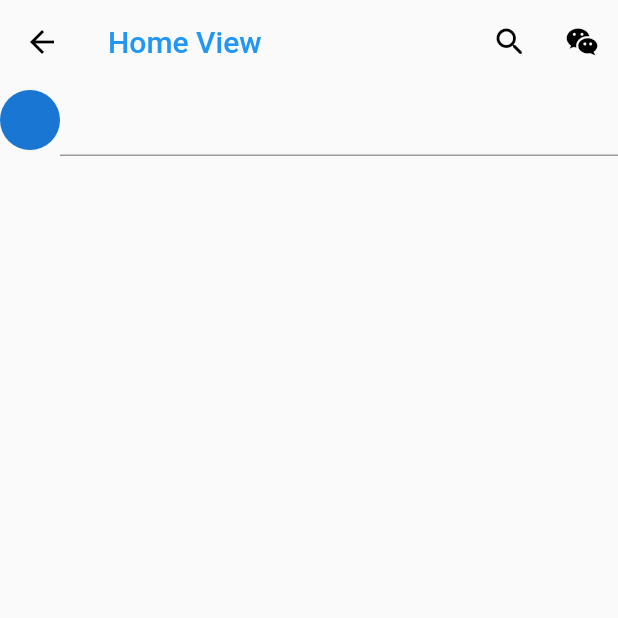
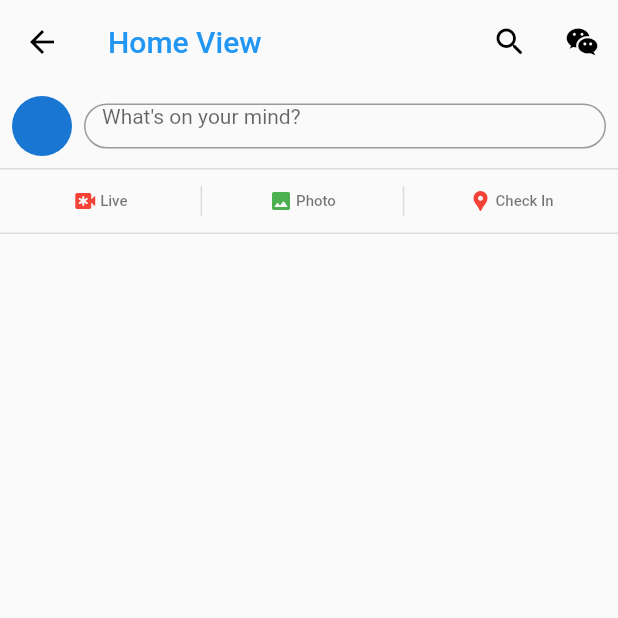
Before and after one commit to aminnaeem/biometric_app, a Flutter app: the HomeView screen opened directly, on a phone screen of 412 x 824 dp, the top half of it. Run offline on Flutter 3.47's test engine with Material 2 defaults, Android fonts, the phone set to English and light mode, and no system bars; our stand-ins replace animated_splash_screen, firebase_core, local_auth; accounts and stored records are empty.

Commit message:
Initiating FireBase

```diff
--- a/lib/home/home_view.dart
+++ b/lib/home/home_view.dart
@@ -1,7 +1,9 @@
 import 'package:flutter/material.dart';
 
 class HomeView extends StatelessWidget {
-  const HomeView({super.key});
+  HomeView({super.key});
+
+  TextEditingController postController = TextEditingController();
 
   @override
   Widget build(BuildContext context) {
@@ -35,13 +37,131 @@ class HomeView extends StatelessWidget {
         children: [
           Row(
             children: [
-              CircleAvatar(
-                radius: 20,
+              const Padding(
+                padding: EdgeInsets.all(8.0),
+                child: CircleAvatar(
+                  radius: 20,
+                ),
               ),
               Expanded(
-                child: TextField()
+                child: SizedBox(
+                  height: 30,
+                  child: Padding(
+                    padding: const EdgeInsets.only(right: 8),
+                    child: TextField(
+                      controller: postController,
+                      decoration: const InputDecoration(
+                        hintText: "What's on your mind?",
+                        border: OutlineInputBorder(
+                          borderRadius: BorderRadius.all(Radius.circular(30))
+                        )
+                      ),
+                      textAlignVertical: TextAlignVertical.center,
+                      textCapitalization: TextCapitalization.sentences,
+                      style: TextStyle(
+                        fontSize: 14
+                      ),
+                    ),
+                  ),
+                )
               )
             ],
+          ),
+          Container(
+            height: 44,
+            decoration: const BoxDecoration(
+              border: Border.symmetric(
+                horizontal  : BorderSide(
+                  color: Colors.black12,
+                  width: 1
+                )
+              )
+            ),
+            child: Row(
+              mainAxisAlignment: MainAxisAlignment.spaceEvenly,
+              children: [
+                TextButton(
+                  onPressed: () {},
+                  child: const Row(
+                    children: [
+                      Padding(
+                        padding: EdgeInsets.only(right: 2),
+                        child: Icon(
+                          Icons.emergency_recording_rounded,
+                          size: 16,
+                          color: Colors.red,
+                        ),
+                      ),
+                      Text(
+                        'Live',
+                        style: TextStyle(
+                          color: Colors.black54,
+                          fontSize: 10
+                        ),
+                      )
+                    ],
+                  )
+                ),
+                Container(
+                  height: 20,
+                  width: 1,
+                  decoration: BoxDecoration(
+                    color: Colors.black12
+                  ),
+                ),
+                TextButton(
+                  onPressed: () {},
+                  child: const Row(
+                    children: [
+                      Padding(
+                        padding: EdgeInsets.only(right: 2),
+                        child: Icon(
+                          Icons.image_rounded,
+                          size: 16,
+                          color: Colors.green,
+                        ),
+                      ),
+                      Text(
+                        'Photo',
+                        style: TextStyle(
+                          color: Colors.black54,
+                          fontSize: 10
+                        ),
+                      )
+                    ],
+                  )
+                ),
+                Container(
+                  height: 20,
+                  width: 1,
+                  decoration: BoxDecoration(
+                    color: Colors.black12
+                  ),
+                ),
+                TextButton(
+                  onPressed: () {},
+                  child: const Row(
+                    children: [
+                      Padding(
+                        padding: EdgeInsets.only(right: 2),
+                        child: Icon(
+                          Icons.location_pin,
+                          size: 16,
+                          color: Colors.red,
+                        ),
+                      ),
+                      Text(
+                        'Check In',
+                        style: TextStyle(
+                          color: Colors.black54,
+                          fontSize: 10
+                        ),
+                      )
+                    ],
+                  )
+                )
+              ],
+            ),
           )
         ],
       ),
--- a/lib/login/login_screen.dart
+++ b/lib/login/login_screen.dart
@@ -101,8 +101,13 @@ class _LoginScreenState extends State<LoginScreen> {
           biometricOnly: true
         ),
       );
-      SnackBar(content: Text("Authenticated: $authenticated"));
-      Navigator.push(context as BuildContext, MaterialPageRoute(builder: (context) => HomeView()));
+      if (authenticated) {
+        Navigator.push(context as BuildContext, MaterialPageRoute(builder: (context) => HomeView()));
+        ScaffoldMessenger.of(context).showSnackBar(SnackBar(content: Center(child: Text("Login Successful"))));
+      }
+      else {
+
+      }
     } on PlatformException catch (e) {
       print(e);
     }
--- a/lib/main.dart
+++ b/lib/main.dart
@@ -1,10 +1,15 @@
 import 'package:animated_splash_screen/animated_splash_screen.dart';
-import 'package:biometric_app/home/home_view.dart';
 import 'package:biometric_app/login/login_view.dart';
 import 'package:biometric_app/splash/splash_screen.dart';
 import 'package:flutter/material.dart';
+import 'package:firebase_core/firebase_core.dart';
+import 'firebase_options.dart';
 
-void main() {
+void main() async {
+  WidgetsFlutterBinding.ensureInitialized();
+  await Firebase.initializeApp(
+    options: DefaultFirebaseOptions.currentPlatform,
+  );
   runApp(const MyApp());
 }
 
--- a/pubspec.yaml
+++ b/pubspec.yaml
@@ -37,6 +37,8 @@ dependencies:
   cupertino_icons: ^1.0.2
   animated_splash_screen: ^1.3.0
   local_auth: ^2.1.7
+  firebase_core: ^2.22.0
+  firebase_auth: ^4.14.0
 
 dev_dependencies:
   flutter_test:
```
Also changed, not shown: lib/firebase_options.dart (added), pubspec.lock, 6 other files.
